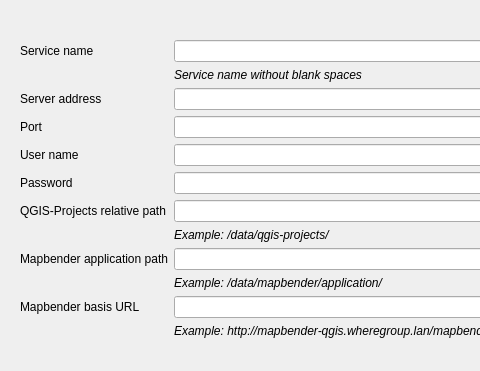
Before: the Qt Designer form mapbender_plugin/dialogs/ui/edit_server_section_dialog.ui in WhereGroup/QGIS2Mapbender, drawn with Qt 5; both pictures show x 0 to 480 and y 0 to 371 of the 922 by 592 pixel window.
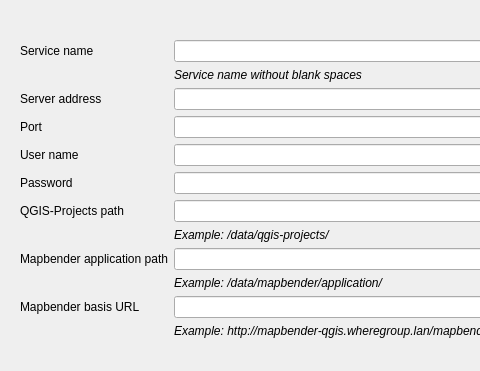
After: the same form once the commit is applied. Icons and pictures are not drawn.

Diff of the .ui file:
```diff
--- a/mapbender_plugin/dialogs/ui/edit_server_section_dialog.ui
+++ b/mapbender_plugin/dialogs/ui/edit_server_section_dialog.ui
@@ -72,7 +72,7 @@
         <item row="6" column="0">
          <widget class="QLabel" name="editQgisProjectPathLabel">
           <property name="text">
-           <string>QGIS-Projects relative path</string>
+           <string>QGIS-Projects path</string>
           </property>
          </widget>
         </item>
```
